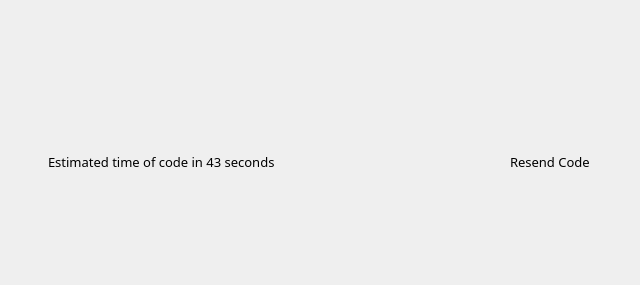
The window that ui/mobileLogin.ui (yechaoGitHub/AI) describes before a commit, drawn with Qt 5.
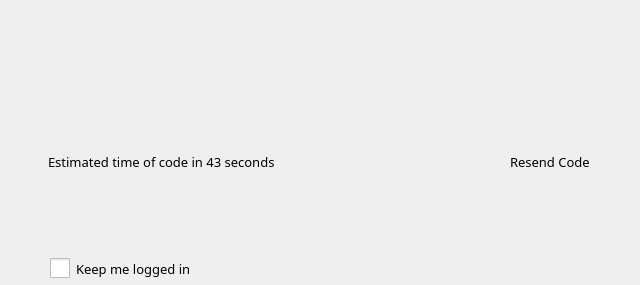
The same window after the commit. Icons and pictures are not drawn. Custom widgets are drawn as their Qt base class.

The edit to the form file:
```diff
--- a/ui/mobileLogin.ui
+++ b/ui/mobileLogin.ui
@@ -194,8 +194,8 @@
   <widget class="WCheckBox" name="loggedCheckBox" native="true">
    <property name="geometry">
     <rect>
-     <x>48</x>
-     <y>265</y>
+     <x>310</x>
+     <y>260</y>
      <width>180</width>
      <height>20</height>
     </rect>
@@ -213,6 +213,27 @@
     </font>
    </property>
   </widget>
+  <widget class="QCheckBox" name="checkBox">
+   <property name="geometry">
+    <rect>
+     <x>50</x>
+     <y>258</y>
+     <width>181</width>
+     <height>21</height>
+    </rect>
+   </property>
+   <property name="styleSheet">
+    <string notr="true">QCheckBox::indicator {width: 20px; height: 20px;}
+
+QCheckBox::indicator:unchecked {background-image: url(:/QtTest/icon/check_sel.png);}
+
+
+QCheckBox::indicator:checked {background-image: url(:/QtTest/icon/chebox_select.png);}</string>
+   </property>
+   <property name="text">
+    <string>Keep me logged in</string>
+   </property>
+  </widget>
  </widget>
  <customwidgets>
   <customwidget>
```
